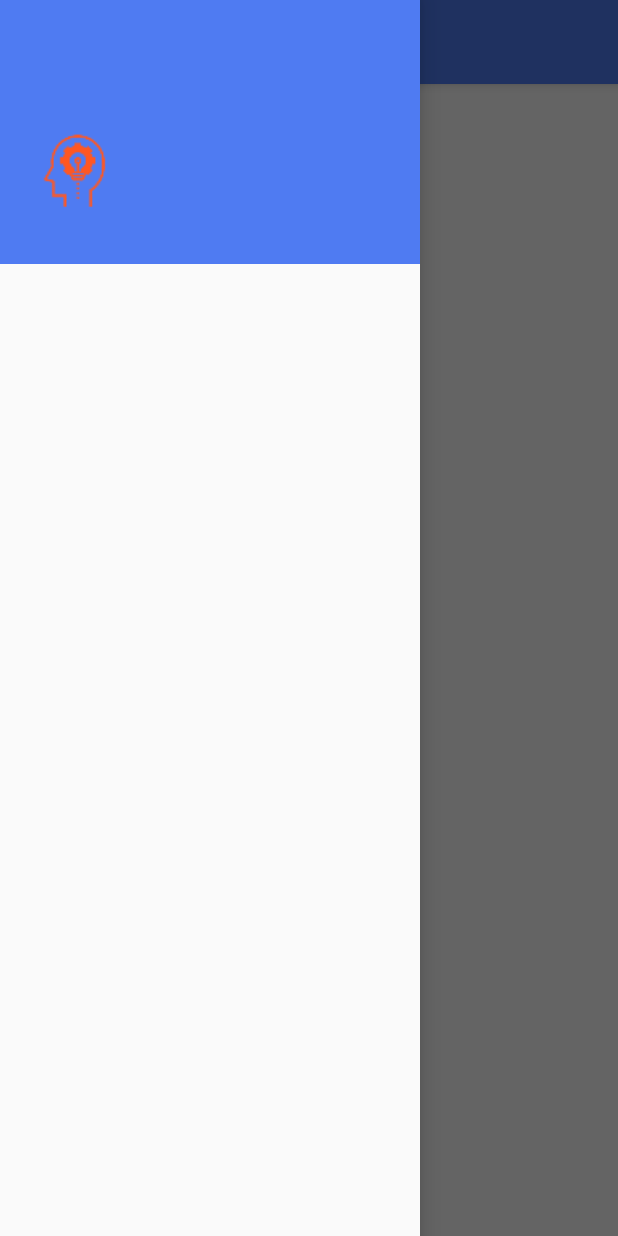
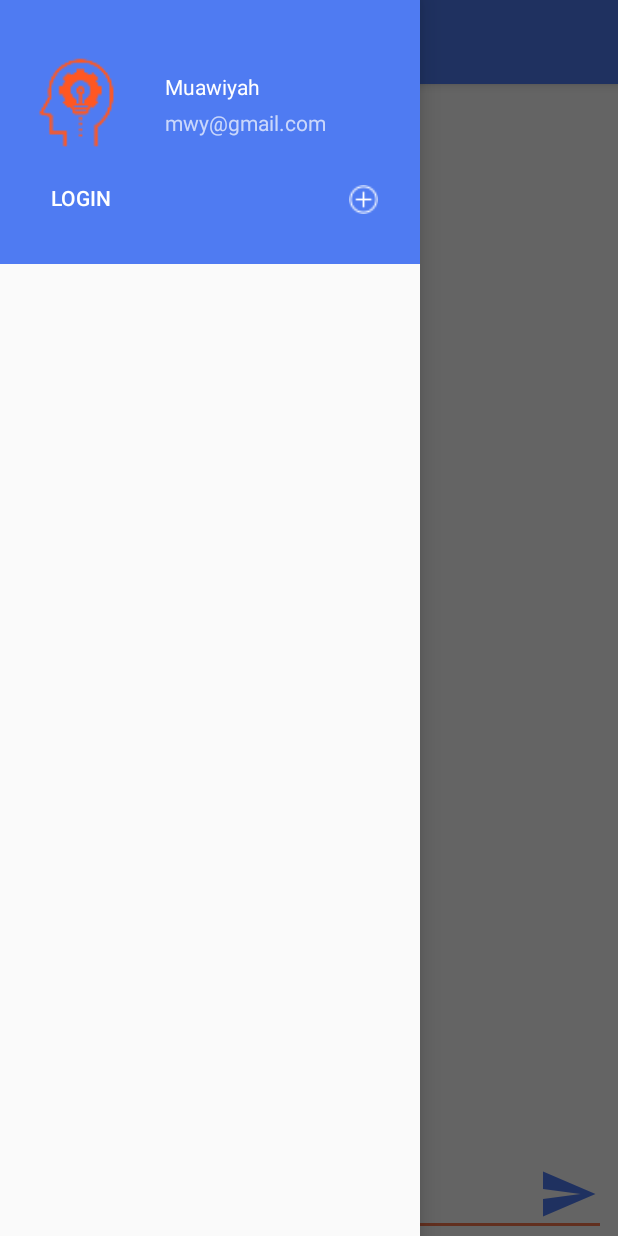
Before and after one commit to ian5837/chat_kotlin, an Android app: the screen it shows after launch (MainActivity), with the side drawer open, on a phone screen of 412 x 824 dp. Run offline under Robolectric (Android 15) with nearby library versions, the phone set to English and light mode, and no system bars.

Commit message:
update on github

```diff
--- a/app/build.gradle
+++ b/app/build.gradle
@@ -24,11 +24,12 @@ android {
 
 dependencies {
     implementation fileTree(dir: 'libs', include: ['*.jar'])
-    implementation"org.jetbrains.kotlin:kotlin-stdlib-jdk7:$kotlin_version"
+    implementation "org.jetbrains.kotlin:kotlin-stdlib-jdk7:$kotlin_version"
     implementation 'com.android.support:appcompat-v7:28.0.0'
     implementation 'com.android.support:design:28.0.0'
     implementation 'com.android.support.constraint:constraint-layout:1.1.3'
     testImplementation 'junit:junit:4.12'
     androidTestImplementation 'com.android.support.test:runner:1.0.2'
     androidTestImplementation 'com.android.support.test.espresso:espresso-core:3.0.2'
+    implementation 'com.android.support:recyclerview-v7:28.0.0'
 }
--- a/app/src/main/AndroidManifest.xml
+++ b/app/src/main/AndroidManifest.xml
@@ -12,6 +12,10 @@
             android:roundIcon="@mipmap/ic_launcher_round"
             android:supportsRtl="true"
             android:theme="@style/AppTheme">
+        <activity android:name=".CreateUserActivity">
+        </activity>
+        <activity android:name=".LoginActivity">
+        </activity>
         <activity
                 android:name=".MainActivity"
                 android:label="@string/app_name"
--- a/app/src/main/res/layout/content_main.xml
+++ b/app/src/main/res/layout/content_main.xml
@@ -10,12 +10,37 @@
         tools:context=".MainActivity">
 
     <TextView
-            android:layout_width="wrap_content"
+            android:layout_width="0dp"
             android:layout_height="wrap_content"
-            android:text="Hello World!"
-            app:layout_constraintBottom_toBottomOf="parent"
+            android:text="Please Login"
             app:layout_constraintLeft_toLeftOf="parent"
             app:layout_constraintRight_toRightOf="parent"
-            app:layout_constraintTop_toTopOf="parent"/>
+            app:layout_constraintTop_toTopOf="parent" android:textAlignment="center" android:layout_marginTop="8dp"
+            android:id="@+id/mainChannelName"/>
+    <EditText
+            android:layout_width="0dp"
+            android:layout_height="wrap_content"
+            android:inputType="textMultiLine"
+            android:ems="10"
+            android:id="@+id/messageTextField"
+            app:layout_constraintBottom_toBottomOf="parent" android:layout_marginStart="8dp"
+            app:layout_constraintStart_toStartOf="parent" android:layout_marginEnd="8dp"
+            app:layout_constraintEnd_toEndOf="parent" android:hint="message"/>
+    <ImageButton
+            android:layout_width="40dp"
+            android:layout_height="40dp" app:srcCompat="@drawable/ic_menu_send"
+            android:id="@+id/sendMessageBtn"
+            android:tint="@color/colorPrimary" app:layout_constraintEnd_toEndOf="@+id/messageTextField"
+            app:layout_constraintBottom_toBottomOf="parent" android:layout_marginBottom="8dp"
+            android:background="@android:color/transparent" android:scaleType="fitXY" android:layout_marginEnd="5dp"
+            android:onClick="sendMsgBtnClicked"/>
+    <android.support.v7.widget.RecyclerView
+            android:layout_width="0dp"
+            android:layout_height="0dp"
+            app:layout_constraintTop_toBottomOf="@+id/mainChannelName"
+            app:layout_constraintBottom_toTopOf="@+id/messageTextField" app:layout_constraintEnd_toEndOf="parent"
+            app:layout_constraintStart_toStartOf="parent"
+            app:layout_constraintHorizontal_bias="0.0"
+            app:layout_constraintVertical_bias="0.0" android:id="@+id/messageListView"/>
 
 </android.support.constraint.ConstraintLayout>
--- a/app/src/main/res/layout/nav_header_main.xml
+++ b/app/src/main/res/layout/nav_header_main.xml
@@ -9,32 +9,53 @@
         android:gravity="bottom" android:id="@+id/linearLayout">
 
     <ImageView
-            android:layout_width="91dp"
-            android:layout_height="59dp"
+            android:layout_width="70dp"
+            android:layout_height="70dp"
             android:paddingTop="@dimen/nav_header_vertical_spacing"
             app:srcCompat="@drawable/profile"
             android:contentDescription="@string/nav_header_desc"
-            android:id="@+id/imageView"
-            android:layout_marginStart="4dp"
-            app:layout_constraintStart_toStartOf="parent" android:layout_marginBottom="36dp"
-            app:layout_constraintBottom_toBottomOf="parent"/>
+            android:id="@+id/userimageNavHeader"
+            android:layout_marginStart="16dp"
+            app:layout_constraintStart_toStartOf="parent"
+            tools:ignore="MissingConstraints" android:layout_marginBottom="16dp"
+            app:layout_constraintBottom_toTopOf="@+id/loginBtnNavHeader"/>
 
     <TextView
             android:layout_width="wrap_content"
-            android:layout_height="23dp"
+            android:layout_height="28dp"
             android:paddingTop="@dimen/nav_header_vertical_spacing"
             android:textAppearance="@style/TextAppearance.AppCompat.Body1"
-            android:id="@+id/textView2"
-            app:layout_constraintStart_toEndOf="@+id/imageView"
-            android:layout_marginStart="8dp"
-            app:layout_constraintTop_toTopOf="@+id/imageView" tools:text="username"/>
+            android:id="@+id/userNameNavHeader"
+            app:layout_constraintStart_toEndOf="@+id/userimageNavHeader"
+            android:layout_marginStart="24dp"
+            android:text="Muawiyah"
+            tools:ignore="MissingConstraints" android:layout_marginTop="40dp"
+            app:layout_constraintTop_toTopOf="parent"/>
 
     <TextView
             android:layout_width="0dp"
-            android:layout_height="19dp"
-            android:id="@+id/textView"
-            app:layout_constraintStart_toEndOf="@+id/imageView"
-            android:layout_marginStart="8dp"
-            app:layout_constraintTop_toBottomOf="@+id/textView2" android:layout_marginTop="8dp" tools:text="email"/>
+            android:layout_height="26dp"
+            android:id="@+id/userEmailNavHeader"
+            app:layout_constraintStart_toEndOf="@+id/userimageNavHeader"
+            android:layout_marginStart="24dp"
+            app:layout_constraintTop_toBottomOf="@+id/userNameNavHeader" android:layout_marginTop="4dp"
+            android:text="mwy@gmail.com"/>
+    <Button
+            android:text="Login"
+            android:layout_width="wrap_content"
+            android:layout_height="32dp"
+            android:id="@+id/loginBtnNavHeader"
+            android:background="@android:color/transparent" android:layout_marginBottom="28dp"
+            app:layout_constraintBottom_toBottomOf="parent" android:layout_marginStart="10dp"
+            app:layout_constraintStart_toStartOf="parent" android:onClick="loginBtnNavClicked"/>
+    <ImageButton
+            android:layout_width="30dp"
+            android:layout_height="30dp" app:srcCompat="@drawable/addchannelbutton"
+            android:id="@+id/addChannelBtn"
+            android:background="@android:color/transparent" android:scaleType="fitXY" android:padding="5dp"
+            android:layout_marginEnd="16dp" app:layout_constraintEnd_toEndOf="parent" android:layout_marginBottom="28dp"
+            app:layout_constraintBottom_toBottomOf="parent"
+            app:layout_constraintStart_toEndOf="@+id/loginBtnNavHeader" android:layout_marginStart="8dp"
+            app:layout_constraintHorizontal_bias="0.949" android:onClick="addChannelClicked"/>
 
 </android.support.constraint.ConstraintLayout>
--- a/app/src/main/res/values/colors.xml
+++ b/app/src/main/res/values/colors.xml
@@ -1,6 +1,6 @@
 <?xml version="1.0" encoding="utf-8"?>
 <resources>
-    <color name="colorPrimary">#4f7bf2</color>
+    <color name="colorPrimary">#4F7BF2</color>
     <color name="colorPrimaryDark">#4f7bf2</color>
     <color name="colorAccent">#F3754D</color>
 </resources>
```
Also changed, not shown: app/src/main/java/com/pin/chat/CreateUserActivity.kt (added, +54 -0 lines), app/src/main/java/com/pin/chat/LoginActivity.kt (added, +23 -0 lines), app/src/main/java/com/pin/chat/MainActivity.kt (+15 -0 lines), app/src/main/res/layout/activity_create_user.xml (added, +76 -0 lines), app/src/main/res/layout/activity_login.xml (added, +54 -0 lines).
